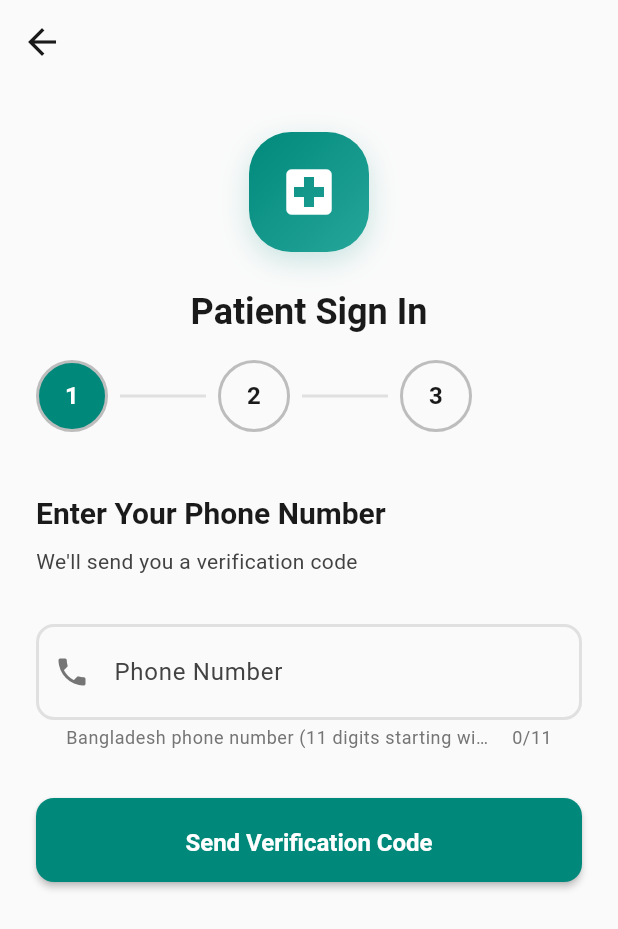
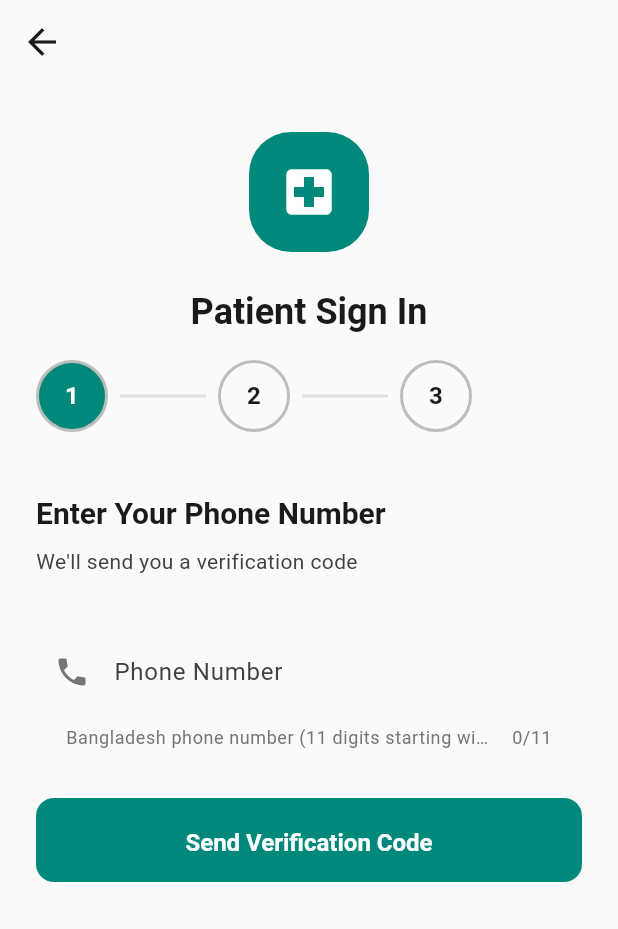
Before and after one commit to Abir2007049/MediHub, a Flutter app: the AuthScreen screen opened by its route, on a phone screen of 412 x 824 dp. Shown: the top 929 px of the screen. Run offline on Flutter 3.47's test engine with Material 3 defaults, Android fonts, the phone set to English and light mode, and no system bars; our stand-ins replace envied, flutter_bloc, freezed_annotation, go_router, image_picker, pdf and 2 more; accounts and stored records are empty; generated files the repository leaves out were written again.

Commit message:
feat: Simplify button and text field styles by removing gradients and shadows, and applying consistent borderless design

```diff
--- a/lib/screens/auth_screen.dart
+++ b/lib/screens/auth_screen.dart
@@ -287,19 +287,8 @@ class _AuthScreenState extends State<AuthScreen> {
                     width: 80,
                     height: 80,
                     decoration: BoxDecoration(
-                      gradient: LinearGradient(
-                        colors: [colorScheme.primary, colorScheme.secondary],
-                        begin: Alignment.topLeft,
-                        end: Alignment.bottomRight,
-                      ),
+                      color: colorScheme.primary,
                       borderRadius: BorderRadius.circular(28),
-                      boxShadow: [
-                        BoxShadow(
-                          color: colorScheme.primary.withAlpha(50),
-                          blurRadius: 16,
-                          offset: const Offset(0, 6),
-                        ),
-                      ],
                     ),
                     child: Icon(
                       Icons.local_hospital,
--- a/lib/screens/doctor_auth_screen.dart
+++ b/lib/screens/doctor_auth_screen.dart
@@ -356,19 +356,8 @@ class _DoctorAuthScreenState extends State<DoctorAuthScreen> {
                     width: 80,
                     height: 80,
                     decoration: BoxDecoration(
-                      gradient: LinearGradient(
-                        colors: [colorScheme.primary, colorScheme.secondary],
-                        begin: Alignment.topLeft,
-                        end: Alignment.bottomRight,
-                      ),
+                      color: colorScheme.primary,
                       borderRadius: BorderRadius.circular(28),
-                      boxShadow: [
-                        BoxShadow(
-                          color: colorScheme.primary.withAlpha(50),
-                          blurRadius: 16,
-                          offset: const Offset(0, 6),
-                        ),
-                      ],
                     ),
                     child: Icon(
                       Icons.local_hospital,
--- a/lib/shared/widgets/app_button.dart
+++ b/lib/shared/widgets/app_button.dart
@@ -22,6 +22,11 @@ class AppButton extends StatelessWidget {
       width: double.infinity,
       height: 56,
       child: ElevatedButton(
+        style: ElevatedButton.styleFrom(
+          elevation: 0,
+          shadowColor: Colors.transparent,
+          surfaceTintColor: Colors.transparent,
+        ),
         focusNode: focusNode,
         onPressed: isEnabled ? onPressed : null,
         child: isLoading
--- a/lib/shared/widgets/app_text_field.dart
+++ b/lib/shared/widgets/app_text_field.dart
@@ -33,6 +33,11 @@ class AppTextField extends StatelessWidget {
   @override
   Widget build(BuildContext context) {
     final resolvedPrefixIcon = prefixIcon ?? (obscureText ? Icons.lock : null);
+    final colorScheme = Theme.of(context).colorScheme;
+    const noBorder = OutlineInputBorder(
+      borderRadius: BorderRadius.all(Radius.circular(12)),
+      borderSide: BorderSide.none,
+    );
 
     return TextField(
       controller: controller,
@@ -46,6 +51,14 @@ class AppTextField extends StatelessWidget {
         labelText: labelText,
         hintText: hintText,
         helperText: helperText,
+        filled: true,
+        fillColor: colorScheme.surfaceContainerHighest,
+        border: noBorder,
+        enabledBorder: noBorder,
+        focusedBorder: noBorder,
+        disabledBorder: noBorder,
+        errorBorder: noBorder,
+        focusedErrorBorder: noBorder,
         prefixIcon: resolvedPrefixIcon != null
             ? Icon(resolvedPrefixIcon)
             : null,
```
